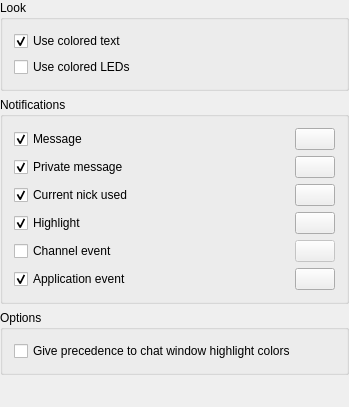
Above: src/config/tabnotifications_config.ui from KDE/konversation before the change. Below: the same form after it.
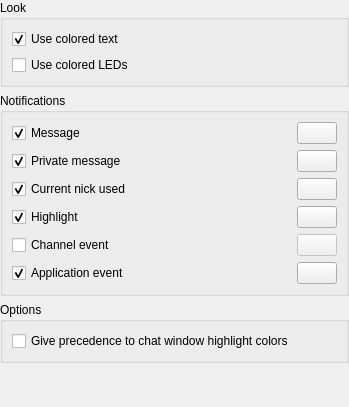
That is the form after the change. Custom widgets are drawn as their Qt base class.

Commit message: Remove outdated <layoutdefault> from UI files

The edit to the form file:
```diff
--- a/src/config/tabnotifications_config.ui
+++ b/src/config/tabnotifications_config.ui
@@ -306,7 +306,6 @@
    </item>
   </layout>
  </widget>
- <layoutdefault spacing="6" margin="11" />
  <customwidgets>
   <customwidget>
    <class>KColorButton</class>
```
The commit also changes 19 other files.
